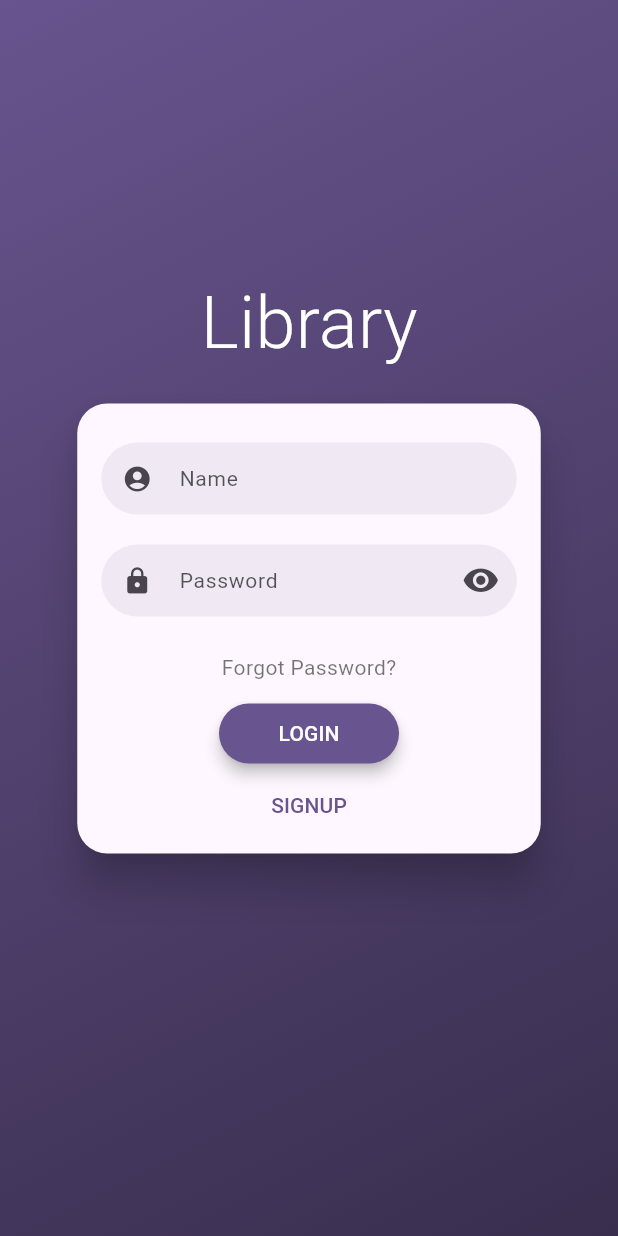
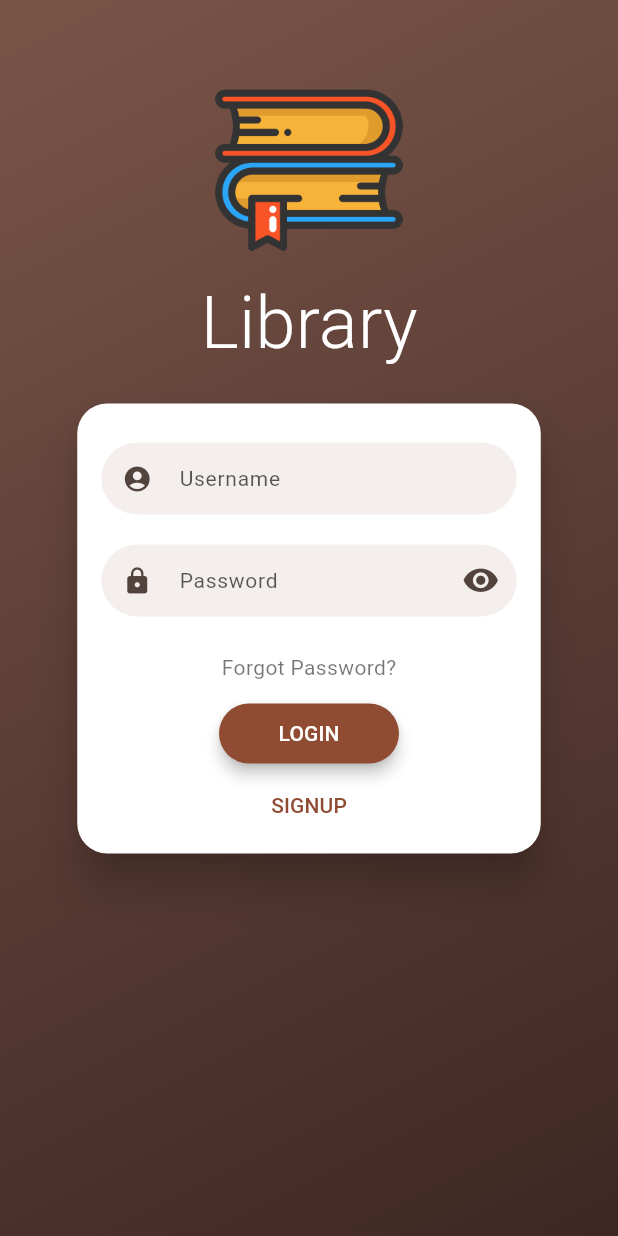
Before and after one commit to SoroushBeigi/library_app, a Flutter app: the screen it shows after launch, on a phone screen of 412 x 824 dp. Run offline on Flutter 3.47's test engine with Material 3 defaults, Android fonts, the phone set to English and light mode, and no system bars; drawn by our look-alikes of flutter_login; our stand-ins replace dio, go_router, shared_preferences.

Commit message:
designing login page UI

```diff
--- a/lib/main.dart
+++ b/lib/main.dart
@@ -15,7 +15,7 @@ class LibraryApp extends StatelessWidget {
     return MaterialApp.router(
       debugShowCheckedModeBanner: false,
       theme: ThemeData(
-        colorScheme: ColorScheme.fromSeed(seedColor: Colors.deepPurple),
+        colorScheme: ColorScheme.fromSeed(seedColor: Colors.brown),
         useMaterial3: true,
       ),
       routerConfig: Routes().routes,
--- a/lib/pages/login_page.dart
+++ b/lib/pages/login_page.dart
@@ -28,12 +28,19 @@ class _LoginScreenState extends State<_LoginScreen> {
   Widget build(BuildContext context) {
     final provider = context.watch<LoginProvider>();
     return FlutterLogin(
-      theme: LoginTheme(titleStyle: const TextStyle(color: Colors.white)),
+      logo: const AssetImage('assets/library.png'),
+      theme: LoginTheme(
+        pageColorDark: Colors.brown[900],
+        pageColorLight: Colors.brown[500],
+        cardTheme: const CardTheme(surfaceTintColor: Colors.white,color: Colors.white),
+        titleStyle: const TextStyle(color: Colors.white),
+      ),
       userType: LoginUserType.name,
-      userValidator: (value) => null,
+      messages: LoginMessages(userHint: 'Username'),
+      userValidator: (value) => (value?.isEmpty ?? true) ? 'Username cannot be empty!' : null,
       title: 'Library',
-      onLogin: (p0) => provider.login(p0.name,p0.password),
-      onSignup:(p0) => provider.register(p0.name!,p0.password!),
+      onLogin: (p0) => provider.login(p0.name, p0.password),
+      onSignup: (p0) => provider.register(p0.name!, p0.password!),
       onSubmitAnimationCompleted: () {
         context.pushReplacement('/home');
       },
```
Also changed, not shown: pubspec.yaml (+2 -5 lines), assets/library.png (added), pubspec.lock.
